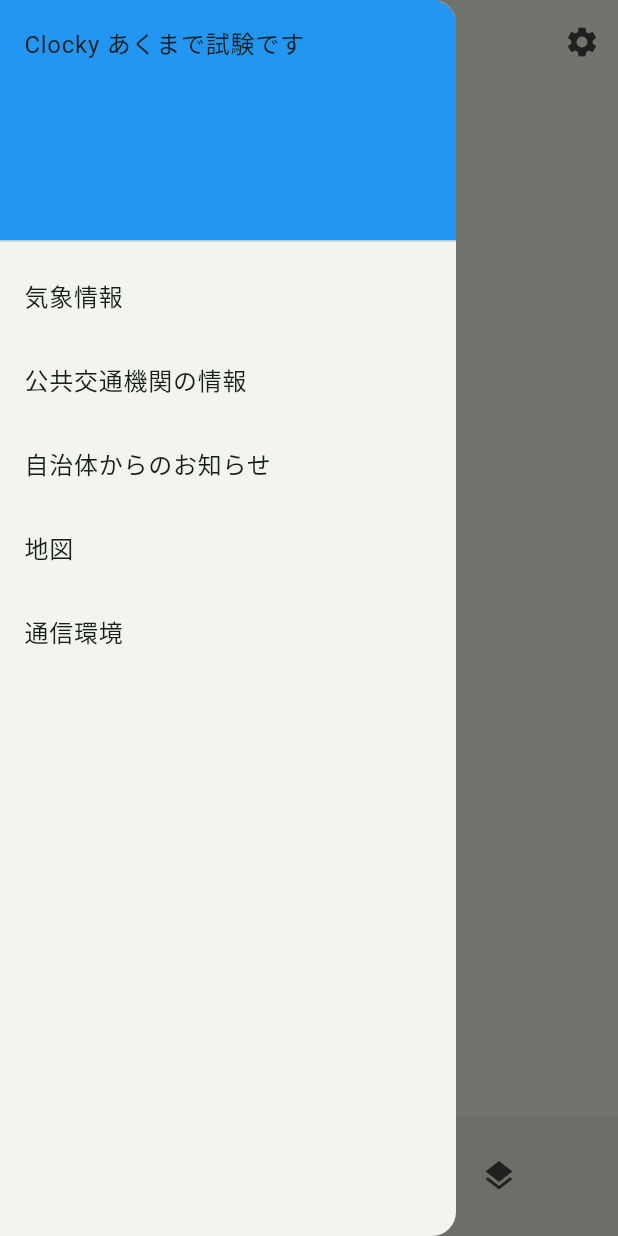
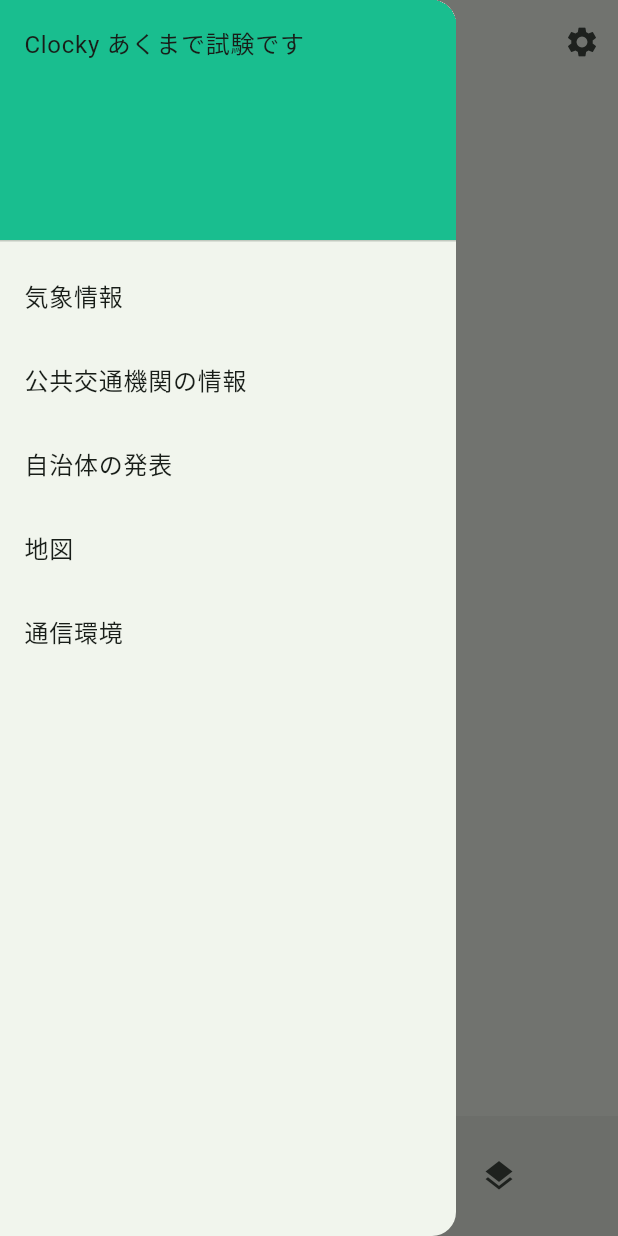
Before and after one commit to nanten-pi/PLATEAUpront, a Flutter app: the screen it shows after launch, with the side drawer open, on a phone screen of 412 x 824 dp. Run offline on Flutter 3.47's test engine with Material 2 defaults, Android fonts, the phone set to English and light mode, and no system bars; our stand-ins replace dio, flutter_riverpod, freezed_annotation, pretty_dio_logger, retrofit; missing offline and left inert: model_viewer_plus; generated files the repository leaves out were written again.

Commit message:
url lancher

```diff
--- a/mainapp/lib/main_screen.dart
+++ b/mainapp/lib/main_screen.dart
@@ -2,6 +2,8 @@ import 'package:dio/dio.dart';
 import 'package:flutter/material.dart';
 import 'package:flutter_riverpod/flutter_riverpod.dart';
 import 'package:mainapp/viewmodel.dart';
+//これはもしかしたらWindowsサ終案件かもしれん　対応が公式サイトによるとAndroidとiOSとwebだけだから
+import 'package:model_viewer_plus/model_viewer_plus.dart';
 
 //main.dartによって呼ばれるMainScreenクラス
 class MainScreen extends StatefulWidget {
@@ -35,7 +37,7 @@ class _MainScreenState extends State<MainScreen> {
           children: <Widget>[
             const DrawerHeader(
               decoration: BoxDecoration(
-                color: Colors.blue,
+                color: Color.fromARGB(255, 25, 190, 143),
               ),
               child: Text('Clocky あくまで試験です'),
             ),
@@ -54,7 +56,7 @@ class _MainScreenState extends State<MainScreen> {
               },
             ),
             ListTile(
-              title: const Text('自治体からのお知らせ'),
+              title: const Text('自治体の発表'),
               onTap: () {
                 // メニュー3のアクションを追加
                 Navigator.pop(context); // メニューを閉じる
--- a/mainapp/pubspec.yaml
+++ b/mainapp/pubspec.yaml
@@ -19,6 +19,7 @@ dependencies:
   pretty_dio_logger: ^1.3.1
   retrofit: ^4.0.1
   retrofit_generator: ^7.0.8
+  url_launcher: ^6.1.14
 
 dev_dependencies:
   flutter_test:
--- a/setting/memo.txt
+++ b/setting/memo.txt
@@ -108,3 +108,5 @@ https://www.crossroad-tech.com/entry/bvh-glb-blender-export
 
 https://www.c-c-j.com/course/psychology/colortherapy/column/column07/
 色　心理効果　緑は安心感
+https://pub.dev/packages/url_launcher
+URLを開くやつ
```
Also changed, not shown: mainapp/pubspec.lock.
